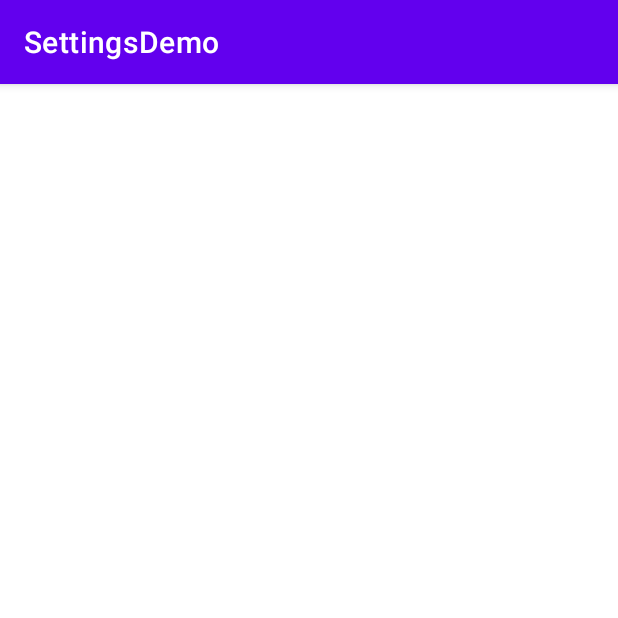
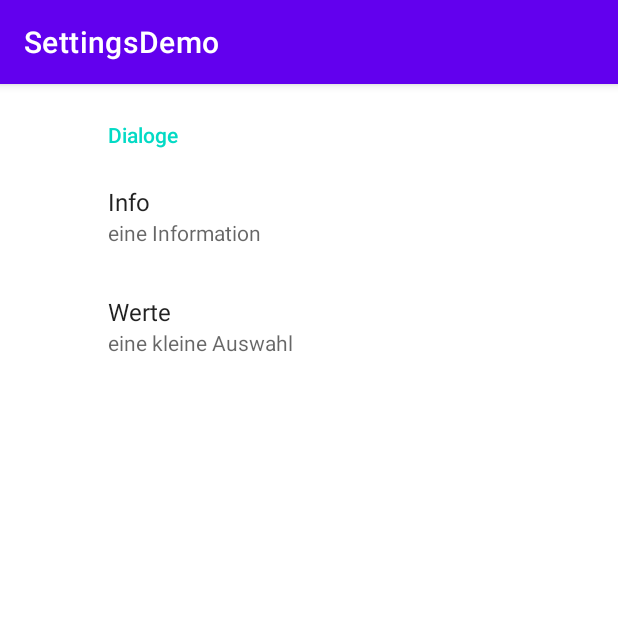
Before and after one commit to SoftdeveloperNeumann/SettingsDemo, an Android app: the fragment DialogFragment shown on its own in the app's theme, on a phone screen of 412 x 824 dp, the top half of it. Run offline under Robolectric (Android 15) with nearby library versions, the phone set to English and light mode, and no system bars; our stand-ins replace androidx.preference; 1 statement that could not run was skipped.

```diff
--- a/app/src/main/java/com/example/settingsdemo/settings/DialogFragment.kt
+++ b/app/src/main/java/com/example/settingsdemo/settings/DialogFragment.kt
@@ -2,9 +2,10 @@ package com.example.settingsdemo.settings
 
 import android.os.Bundle
 import androidx.preference.PreferenceFragmentCompat
+import com.example.settingsdemo.R
 
 class DialogFragment: PreferenceFragmentCompat(){
     override fun onCreatePreferences(savedInstanceState: Bundle?, rootKey: String?) {
-
+        setPreferencesFromResource(R.xml.dialog_preferences,rootKey)
     }
 }
--- a/app/src/main/java/com/example/settingsdemo/settings/WidgetFragment.kt
+++ b/app/src/main/java/com/example/settingsdemo/settings/WidgetFragment.kt
@@ -2,9 +2,10 @@ package com.example.settingsdemo.settings
 
 import android.os.Bundle
 import androidx.preference.PreferenceFragmentCompat
+import com.example.settingsdemo.R
 
 class WidgetFragment:PreferenceFragmentCompat() {
     override fun onCreatePreferences(savedInstanceState: Bundle?, rootKey: String?) {
-
+        setPreferencesFromResource(R.xml.widget_preferences,rootKey)
     }
 }
--- /dev/null
+++ b/app/src/main/res/values/arrays.xml
@@ -0,0 +1,19 @@
+<?xml version="1.0" encoding="utf-8"?>
+<resources>
+    <string-array name="entries">
+        <item>1</item>
+        <item>2</item>
+        <item>3</item>
+    </string-array>
+
+    <string-array name="values">
+        <item>Wert 1</item>
+        <item>Wert 2</item>
+        <item>Wert 3</item>
+    </string-array>
+
+    <string-array name="default_values">
+        <item>1</item>
+        <item>3</item>
+    </string-array>
+</resources>
--- /dev/null
+++ b/app/src/main/res/xml/dialog_preferences.xml
@@ -0,0 +1,29 @@
+<?xml version="1.0" encoding="utf-8"?>
+<PreferenceScreen xmlns:app="http://schemas.android.com/apk/res-auto"
+    xmlns:android="http://schemas.android.com/apk/res/android">
+
+    <PreferenceCategory android:title="Dialoge">
+
+        <EditTextPreference
+            android:defaultValue="Hallo Welt"
+            android:key="et_info"
+            android:selectAllOnFocus="true"
+            android:singleLine="true"
+            android:title="Info"
+            app:summary="eine Information" />
+        <ListPreference
+            android:defaultValue="1"
+            android:entries="@array/entries"
+            android:entryValues="@array/values"
+            android:key="liste_1"
+            android:title="Werte"
+            app:summary="eine kleine Auswahl" />
+        <MultiSelectListPreference
+            android:defaultValue="@array/default_values"
+            android:entries="@array/entries"
+            android:entryValues="@array/values"
+            android:key="multi_list_1"
+            android:title="Kombinationen"
+            app:summary="mehrere wählen" />
+    </PreferenceCategory>
+</PreferenceScreen>
```
Also changed, not shown: app/src/main/res/xml/widget_preferences.xml (added, +26 -0 lines).
